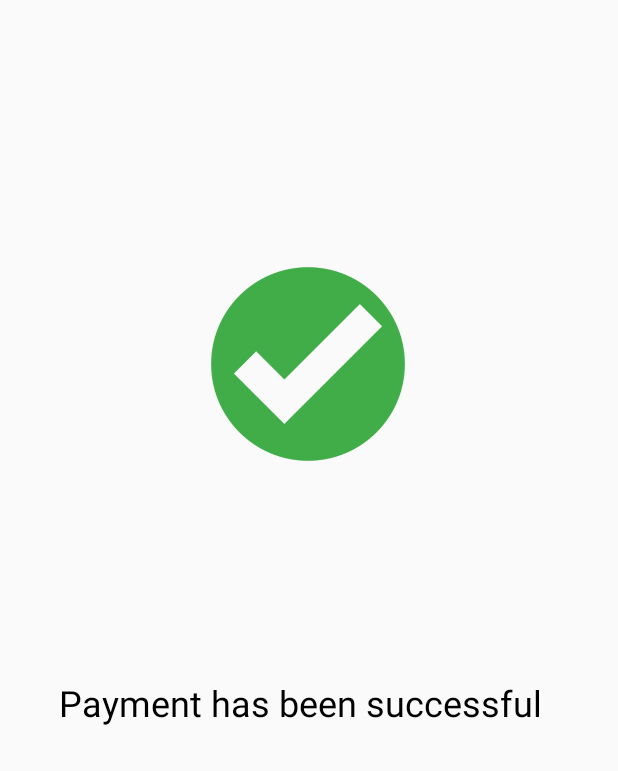
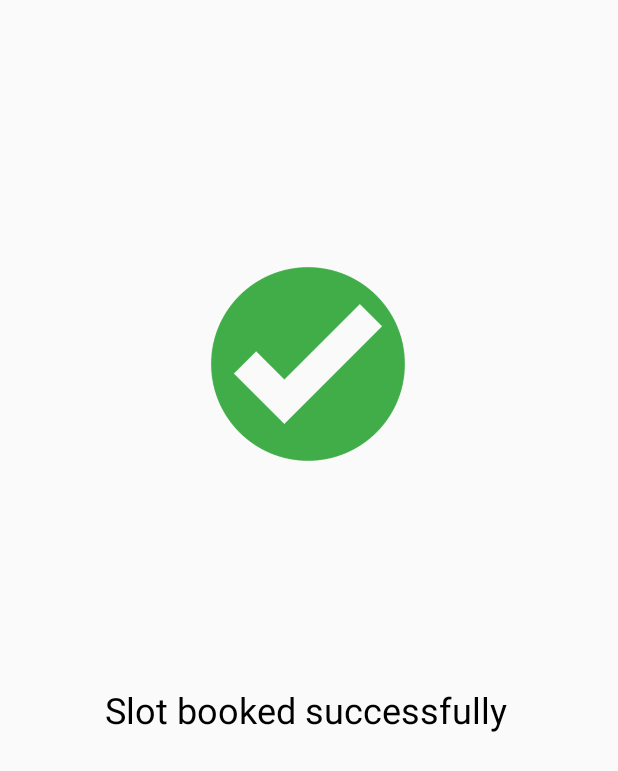
Before and after one commit to Trojanhell/EV_Test1.2, an Android app: the layout activity_payment.xml on its own in the app's theme, with its tools: preview values and no code run, on a phone screen of 412 x 824 dp. Shown: the top 771 px of the screen. Run offline under Robolectric (Android 15) with nearby library versions, the phone set to English and light mode, and no system bars.

Commit message:
Updated on 1527 31/05/2019. Reg mobile no -> slot book. Login -> payment -> slot book. // Action bar removed// font size changed.// last book slot// map resized//

```diff
--- a/app/src/main/res/layout/activity_payment.xml
+++ b/app/src/main/res/layout/activity_payment.xml
@@ -26,15 +26,15 @@
 
     <TextView
         android:id="@+id/textView"
-        android:layout_width="332dp"
-        android:layout_height="48dp"
+        android:layout_width="270dp"
+        android:layout_height="40dp"
         android:layout_marginStart="8dp"
         android:layout_marginLeft="8dp"
         android:layout_marginTop="8dp"
         android:layout_marginEnd="8dp"
         android:layout_marginRight="8dp"
         android:layout_marginBottom="8dp"
-        android:text="Payment has been successful"
+        android:text="Slot booked successfully"
         android:textColor="#000000"
         android:textSize="24sp"
         app:layout_constraintBottom_toBottomOf="parent"
```
